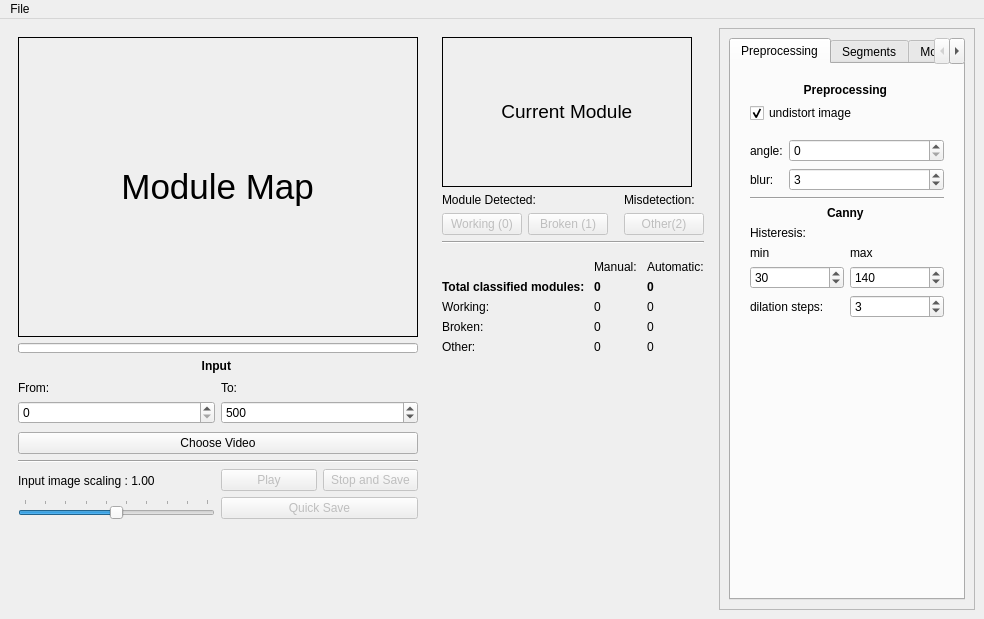
Qt form gui/design/create_dataset_gui.ui (cdeldon/thermography) before a commit.
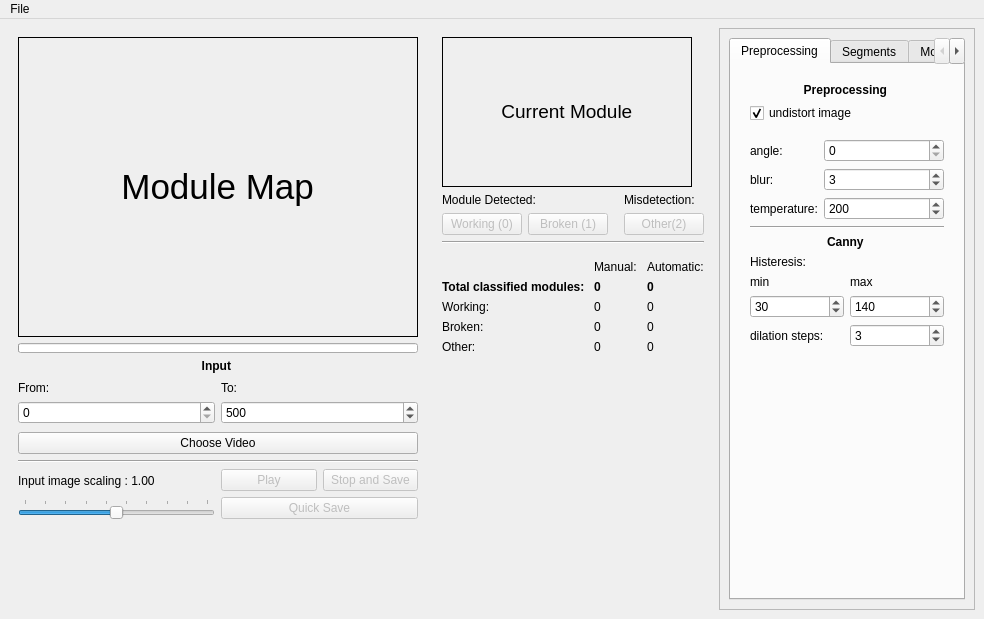
The same form after that commit. Icons and pictures are not drawn.

Commit message: Temperature threshold parameter can be configured at runtime

Patch:
```diff
--- a/gui/design/create_dataset_gui.ui
+++ b/gui/design/create_dataset_gui.ui
@@ -845,26 +845,6 @@
                                                                             </property>
                                                                         </widget>
                                                                     </item>
-                                                                    <item row="0" column="1">
-                                                                        <widget class="QSpinBox" name="angle_value">
-                                                                            <property name="minimum">
-                                                                                <number>0</number>
-                                                                            </property>
-                                                                            <property name="maximum">
-                                                                                <number>360</number>
-                                                                            </property>
-                                                                            <property name="singleStep">
-                                                                                <number>10</number>
-                                                                            </property>
-                                                                        </widget>
-                                                                    </item>
-                                                                    <item row="1" column="0">
-                                                                        <widget class="QLabel" name="blur_label">
-                                                                            <property name="text">
-                                                                                <string>blur:</string>
-                                                                            </property>
-                                                                        </widget>
-                                                                    </item>
                                                                     <item row="1" column="1">
                                                                         <widget class="QSpinBox" name="blur_value">
                                                                             <property name="maximum">
@@ -875,6 +855,46 @@
                                                                             </property>
                                                                         </widget>
                                                                     </item>
+                 <item row="1" column="0">
+                  <widget class="QLabel" name="blur_label">
+                   <property name="text">
+                    <string>blur:</string>
+                   </property>
+                  </widget>
+                 </item>
+                 <item row="0" column="1">
+                  <widget class="QSpinBox" name="angle_value">
+                   <property name="minimum">
+                    <number>0</number>
+                   </property>
+                   <property name="maximum">
+                    <number>360</number>
+                   </property>
+                   <property name="singleStep">
+                    <number>10</number>
+                   </property>
+                  </widget>
+                 </item>
+                 <item row="2" column="0">
+                  <widget class="QLabel" name="temperature_label">
+                   <property name="text">
+                    <string>temperature:</string>
+                   </property>
+                  </widget>
+                 </item>
+                 <item row="2" column="1">
+                  <widget class="QSpinBox" name="temperature_value">
+                   <property name="maximum">
+                    <number>255</number>
+                   </property>
+                   <property name="singleStep">
+                    <number>10</number>
+                   </property>
+                   <property name="value">
+                    <number>200</number>
+                   </property>
+                  </widget>
+                 </item>
                                                                 </layout>
                                                             </item>
                                                         </layout>
```
Left out of the diff: 53 changed lines with no effect on the pictures. Lines whose indentation alone changed are shown as unchanged. The commit also changes 8 other files.
